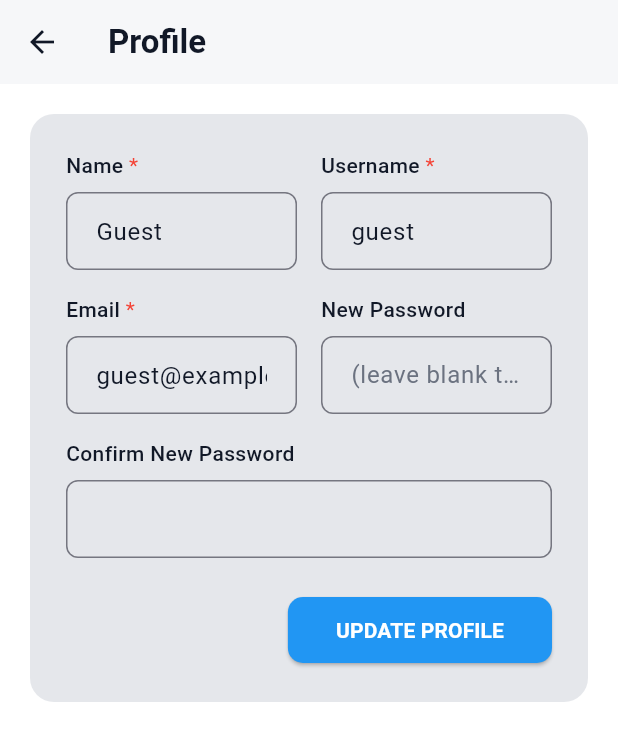
After one commit to humza-42/bizstocker, a Flutter app: the ProfileScreen screen opened by its route, on a phone screen of 412 x 824 dp. The commit adds this screen. Shown: the top 741 px of the screen. Run offline on Flutter 3.47's test engine with Material 3 defaults, Android fonts, the phone set to English and light mode, and no system bars; our stand-ins replace flutter_animate.

Commit message:
Added profile screen and content in drawer

```diff
--- a/lib/Screens/login_screen.dart
+++ b/lib/Screens/login_screen.dart
@@ -1,6 +1,15 @@
 import 'package:flutter/material.dart';
 import '../Widgets/custom_text_field.dart';
 import '../Widgets/sign_in_button.dart';
+
+// Simple user data model
+class UserData {
+  final String name;
+  final String username;
+  final String email;
+
+  UserData({required this.name, required this.username, required this.email});
+}
 
 class LoginScreen extends StatefulWidget {
   const LoginScreen({super.key});
@@ -11,11 +20,20 @@ class LoginScreen extends StatefulWidget {
 
 class _LoginScreenState extends State<LoginScreen> {
   bool _obscureText = true;
+  final TextEditingController _emailController = TextEditingController();
+  final TextEditingController _passwordController = TextEditingController();
 
   void _togglePasswordVisibility() {
     setState(() {
       _obscureText = !_obscureText;
     });
+  }
+
+  @override
+  void dispose() {
+    _emailController.dispose();
+    _passwordController.dispose();
+    super.dispose();
   }
 
   @override
@@ -50,15 +68,6 @@ class _LoginScreenState extends State<LoginScreen> {
                   mainAxisSize: MainAxisSize.min,
                   children: [
                     const SizedBox(height: 12.0),
-                    // const Text(
-                    //   'BizStocker ',
-                    //   textAlign: TextAlign.center,
-                    //   style: TextStyle(
-                    //     fontSize: 36.0,
-                    //     fontWeight: FontWeight.bold,
-                    //     color: Colors.black87,
-                    //   ),
-                    // ),
                     Row(
                       mainAxisAlignment: MainAxisAlignment.center,
                       children: [
@@ -82,7 +91,6 @@ class _LoginScreenState extends State<LoginScreen> {
                     _buildEmailTextField(),
                     const SizedBox(height: 24.0),
                     _buildPasswordTextField(),
-                    // const SizedBox(height: 24.0),
                     _buildRememberForgotRow(),
                     const SizedBox(height: 32.0),
                     _buildLoginButton(),
@@ -98,6 +106,7 @@ class _LoginScreenState extends State<LoginScreen> {
 
   Widget _buildEmailTextField() {
     return CustomTextField(
+      controller: _emailController,
       prefixIcon: const Icon(Icons.email, color: Colors.grey),
       hintText: 'Enter your email ',
       keyboardType: TextInputType.emailAddress,
@@ -107,6 +116,7 @@ class _LoginScreenState extends State<LoginScreen> {
 
   Widget _buildPasswordTextField() {
     return CustomTextField(
+      controller: _passwordController,
       prefixIcon: const Icon(Icons.lock, color: Colors.grey),
       hintText: 'Enter your password',
       textInputAction: TextInputAction.done,
@@ -139,8 +149,30 @@ class _LoginScreenState extends State<LoginScreen> {
   Widget _buildLoginButton() {
     return SignInButton(
       onPressed: () {
-        Navigator.pushReplacementNamed(context, '/dashboard');
+        // For demo purposes, we'll extract username from email
+        // In real app, this would come from authentication response
+        final email = _emailController.text.trim();
+        final username = email.split('@')[0];
+        final name = username.capitalize();
+
+        // Create user data object
+        final userData = UserData(name: name, username: username, email: email);
+
+        // Navigate to dashboard with user data
+        Navigator.pushReplacementNamed(
+          context,
+          '/dashboard',
+          arguments: userData,
+        );
       },
     );
   }
 }
+
+// Extension to capitalize first letter of string
+extension StringExtension on String {
+  String capitalize() {
+    if (isEmpty) return this;
+    return this[0].toUpperCase() + substring(1);
+  }
+}
--- /dev/null
+++ b/lib/Screens/profile_screen.dart
@@ -0,0 +1,202 @@
+import 'package:flutter/material.dart';
+import 'login_screen.dart';
+
+class ProfileScreen extends StatelessWidget {
+  const ProfileScreen({super.key});
+
+  @override
+  Widget build(BuildContext context) {
+    // Get the user data from the arguments, or use default values if null
+    final UserData userData =
+        (ModalRoute.of(context)?.settings.arguments as UserData?) ??
+        UserData(name: 'Guest', username: 'guest', email: 'guest@example.com');
+
+    return Scaffold(
+      appBar: AppBar(
+        title: Text(
+          'Profile',
+          style: TextStyle(
+            color: Theme.of(context).colorScheme.onSurface,
+            fontWeight: FontWeight.bold,
+          ),
+        ),
+        leading: IconButton(
+          icon: Icon(
+            Icons.arrow_back,
+            color: Theme.of(context).colorScheme.onSurface,
+          ),
+          onPressed: () {
+            Navigator.pop(context);
+          },
+        ),
+        backgroundColor: Theme.of(context).scaffoldBackgroundColor,
+        elevation: 1,
+      ),
+      body: Container(
+        color: Theme.of(context).scaffoldBackgroundColor,
+        child: SingleChildScrollView(
+          padding: const EdgeInsets.all(16.0),
+          child: Center(
+            child: Container(
+              constraints: const BoxConstraints(maxWidth: 800),
+              child: Card(
+                elevation: 0,
+                color: Theme.of(context).colorScheme.surfaceContainerHighest,
+                shape: RoundedRectangleBorder(
+                  borderRadius: BorderRadius.circular(16.0),
+                ),
+                child: Padding(
+                  padding: const EdgeInsets.all(24.0),
+                  child: Column(
+                    crossAxisAlignment: CrossAxisAlignment.start,
+                    children: [
+                      // Name field
+                      Row(
+                        children: [
+                          Expanded(
+                            child: _buildFormField(
+                              context,
+                              'Name',
+                              userData.name,
+                              isRequired: true,
+                            ),
+                          ),
+                          const SizedBox(width: 16.0),
+                          Expanded(
+                            child: _buildFormField(
+                              context,
+                              'Username',
+                              userData.username,
+                              isRequired: true,
+                            ),
+                          ),
+                        ],
+                      ),
+                      const SizedBox(height: 16.0),
+
+                      // Email and New Password fields
+                      Row(
+                        children: [
+                          Expanded(
+                            child: _buildFormField(
+                              context,
+                              'Email',
+                              userData.email,
+                              isRequired: true,
+                            ),
+                          ),
+                          const SizedBox(width: 16.0),
+                          Expanded(
+                            child: _buildFormField(
+                              context,
+                              'New Password',
+                              '',
+                              hintText: '(leave blank to keep current)',
+                            ),
+                          ),
+                        ],
+                      ),
+                      const SizedBox(height: 16.0),
+
+                      // Confirm New Password field
+                      _buildFormField(context, 'Confirm New Password', ''),
+                      const SizedBox(height: 24.0),
+
+                      // Update Profile button
+                      Align(
+                        alignment: Alignment.centerRight,
+                        child: ElevatedButton(
+                          onPressed: () {
+                            // Add update profile functionality here
+                          },
+                          style: ElevatedButton.styleFrom(
+                            backgroundColor: Colors.blue,
+                            foregroundColor: Colors.white,
+                            padding: const EdgeInsets.symmetric(
+                              horizontal: 32.0,
+                              vertical: 12.0,
+                            ),
+                            shape: RoundedRectangleBorder(
+                              borderRadius: BorderRadius.circular(10.0),
+                            ),
+                          ),
+                          child: const Text(
+                            'UPDATE PROFILE',
+                            style: TextStyle(
+                              fontWeight: FontWeight.bold,
+                              fontSize: 14.0,
+                            ),
+                          ),
+                        ),
+                      ),
+                    ],
+                  ),
+                ),
+              ),
+            ),
+          ),
+        ),
+      ),
+    );
+  }
+
+  Widget _buildFormField(
+    BuildContext context,
+    String label,
+    String initialValue, {
+    bool isRequired = false,
+    String hintText = '',
+  }) {
+    return Column(
+      crossAxisAlignment: CrossAxisAlignment.start,
+      children: [
+        Row(
+          children: [
+            Text(
+              label,
+              style: TextStyle(
+                fontSize: 14.0,
+                fontWeight: FontWeight.w500,
+                color: Theme.of(context).colorScheme.onSurface,
+              ),
+            ),
+            if (isRequired)
+              const Text(
+                ' *',
+                style: TextStyle(color: Colors.red, fontSize: 14.0),
+              ),
+          ],
+        ),
+        const SizedBox(height: 8.0),
+        TextFormField(
+          initialValue: initialValue,
+          decoration: InputDecoration(
+            hintText: hintText,
+            filled: true,
+            fillColor: Colors.transparent,
+            border: OutlineInputBorder(
+              borderRadius: BorderRadius.circular(8.0),
+              borderSide: BorderSide(
+                color: Theme.of(context).colorScheme.outline,
+              ),
+            ),
+            enabledBorder: OutlineInputBorder(
+              borderRadius: BorderRadius.circular(8.0),
+              borderSide: BorderSide(
+                color: Theme.of(context).colorScheme.outline,
+              ),
+            ),
+            focusedBorder: OutlineInputBorder(
+              borderRadius: BorderRadius.circular(8.0),
+              borderSide: BorderSide(color: Colors.blue, width: 2.0),
+            ),
+            contentPadding: const EdgeInsets.symmetric(
+              horizontal: 16.0,
+              vertical: 14.0,
+            ),
+          ),
+        ),
+      ],
+    );
+  }
+}
--- a/lib/Widgets/custom_text_field.dart
+++ b/lib/Widgets/custom_text_field.dart
@@ -10,10 +10,10 @@ class CustomTextField extends StatelessWidget {
   final Color fillColor;
   final BorderSide borderSide;
   final BorderSide focusedBorderSide;
+  final TextEditingController? controller;
 
   const CustomTextField({
     super.key,
-
     required this.hintText,
     this.keyboardType = TextInputType.text,
     this.textInputAction = TextInputAction.next,
@@ -23,6 +23,7 @@ class CustomTextField extends StatelessWidget {
     this.fillColor = Colors.white,
     this.borderSide = const BorderSide(color: Colors.grey, width: 2.0),
     this.focusedBorderSide = const BorderSide(color: Colors.blue, width: 2.0),
+    this.controller,
   });
 
   @override
@@ -34,6 +35,7 @@ class CustomTextField extends StatelessWidget {
         SizedBox(
           width: double.infinity,
           child: TextField(
+            controller: controller,
             decoration: InputDecoration(
               hintText: hintText,
               hintStyle: const TextStyle(color: Colors.grey),
```
Also changed, not shown: lib/Screens/dashboard_screen.dart (+9 -7 lines), lib/Widgets/Dashboard_Screen/welcome_card.dart (+7 -2 lines), lib/Widgets/custom_drawer.dart (+8 -15 lines), lib/main.dart (+8 -1 lines).
